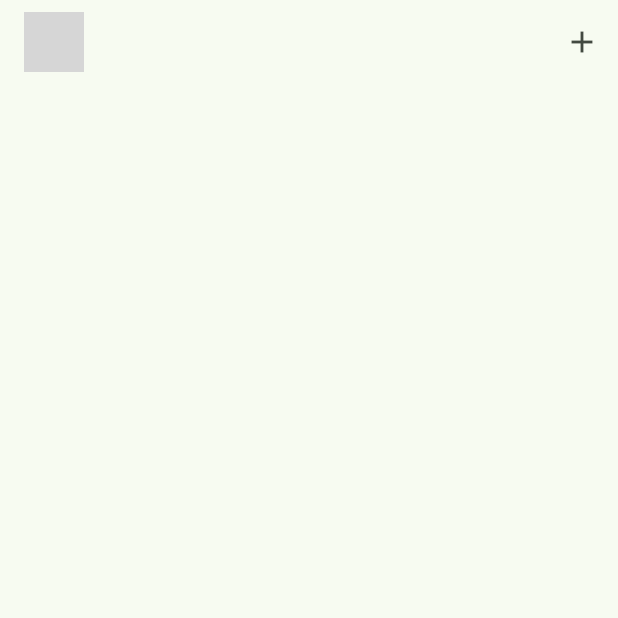
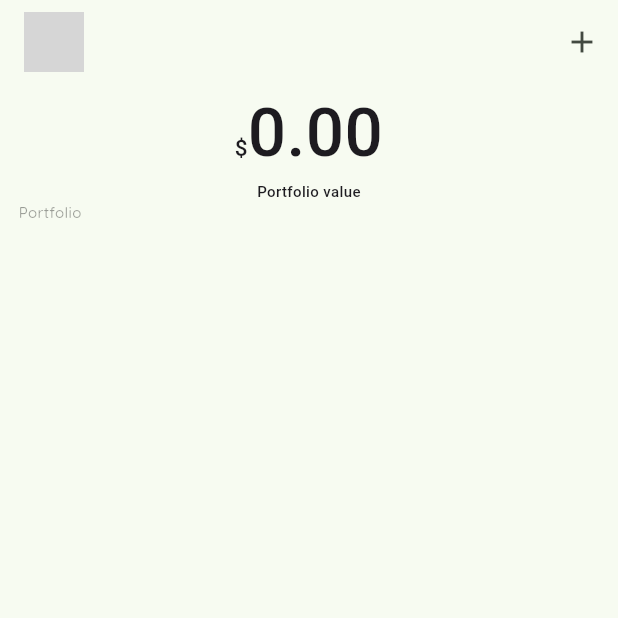
Before and after one commit to devhasanalhamed/crypto_wallet, a Flutter app: the screen it shows after launch, on a phone screen of 412 x 824 dp, the top half of it. Run offline on Flutter 3.47's test engine with Material 3 defaults, Android fonts, the phone set to English and light mode, and no system bars; our stand-ins replace dio, get, google_fonts, shared_preferences; network calls fail; grey boxes are pictures that could not be loaded.

Commit message:
Update homepage.dart

```diff
--- a/lib/app/view/screen/homepage.dart
+++ b/lib/app/view/screen/homepage.dart
@@ -1,16 +1,23 @@
+import 'package:crypto_wallet/app/data/models/tracked_asset.dart';
+import 'package:crypto_wallet/app/logic/assets_controller.dart';
+import 'package:crypto_wallet/app/view/screen/details_screen.dart';
 import 'package:crypto_wallet/app/view/widget/add_asset_dialog.dart';
+import 'package:crypto_wallet/core/utils/get_crypto_image.dart';
 import 'package:flutter/material.dart';
 import 'package:get/get.dart';
 
 class Homepage extends StatelessWidget {
-  const Homepage({super.key});
+  AssetsController assetsController = Get.find();
+
+  Homepage({super.key});
 
   @override
   Widget build(BuildContext context) {
     return Scaffold(
+      resizeToAvoidBottomInset: false,
       appBar: _appBar(context),
+      body: _buildUI(context),
     );
-  }
   }
 
   PreferredSizeWidget _appBar(BuildContext context) {
@@ -32,3 +39,116 @@ PreferredSizeWidget _appBar(BuildContext context) {
       ],
     );
   }
+
+  _buildUI(BuildContext context) {
+    return SafeArea(
+      child: Obx(
+        () => Column(
+          children: [
+            _portfolioValue(context),
+            _trackedAssetsList(context),
+          ],
+        ),
+      ),
+    );
+  }
+
+  Widget _portfolioValue(BuildContext context) {
+    return Container(
+      width: MediaQuery.sizeOf(context).width,
+      margin: EdgeInsets.symmetric(
+        horizontal: MediaQuery.sizeOf(context).height * 0.03,
+      ),
+      child: Center(
+        child: Text.rich(
+          textAlign: TextAlign.center,
+          TextSpan(
+            children: [
+              const TextSpan(
+                text: "\$",
+                style: TextStyle(
+                  fontSize: 15.0,
+                  fontWeight: FontWeight.w500,
+                ),
+              ),
+              TextSpan(
+                text:
+                    '${assetsController.getPortfolioValue().toStringAsFixed(2)}\n',
+                style: const TextStyle(
+                  fontSize: 45.0,
+                  fontWeight: FontWeight.w500,
+                ),
+              ),
+              const TextSpan(
+                text: 'Portfolio value',
+                style: TextStyle(
+                  fontSize: 10.0,
+                  fontWeight: FontWeight.w500,
+                ),
+              ),
+            ],
+          ),
+        ),
+      ),
+    );
+  }
+
+  Widget _trackedAssetsList(BuildContext context) {
+    return Padding(
+      padding: EdgeInsets.symmetric(
+        horizontal: MediaQuery.sizeOf(context).width * 0.03,
+      ),
+      child: Column(
+        mainAxisAlignment: MainAxisAlignment.start,
+        crossAxisAlignment: CrossAxisAlignment.start,
+        children: [
+          SizedBox(
+            height: MediaQuery.sizeOf(context).height * 0.05,
+            child: const Text(
+              'Portfolio',
+              style: TextStyle(
+                fontSize: 10.0,
+                color: Colors.black38,
+                fontWeight: FontWeight.w500,
+              ),
+            ),
+          ),
+          SizedBox(
+            height: MediaQuery.sizeOf(context).height * 0.65,
+            width: MediaQuery.sizeOf(context).width,
+            child: ListView.builder(
+              itemCount: assetsController.trackedAssets.length,
+              itemBuilder: (context, index) {
+                TrackedAsset trackedAsset =
+                    assetsController.trackedAssets[index];
+                return ListTile(
+                  leading: Image.network(
+                    getCryptoImage(
+                      trackedAsset.name!,
+                    ),
+                  ),
+                  title: Text(
+                    '${trackedAsset.name}',
+                  ),
+                  subtitle: Text(
+                    'USD: ${assetsController.getAssetPrice(trackedAsset.name!).toStringAsFixed(2)}',
+                  ),
+                  trailing: Text(
+                    '${trackedAsset.amount}',
+                  ),
+                  onTap: () {
+                    Get.to(
+                      () => DetailsScreen(
+                        coin: assetsController.getCoinData(trackedAsset.name!)!,
+                      ),
+                    );
+                  },
+                );
+              },
+            ),
+          ),
+        ],
+      ),
+    );
+  }
+}
```
Lines whose indentation alone changed are shown as unchanged.
